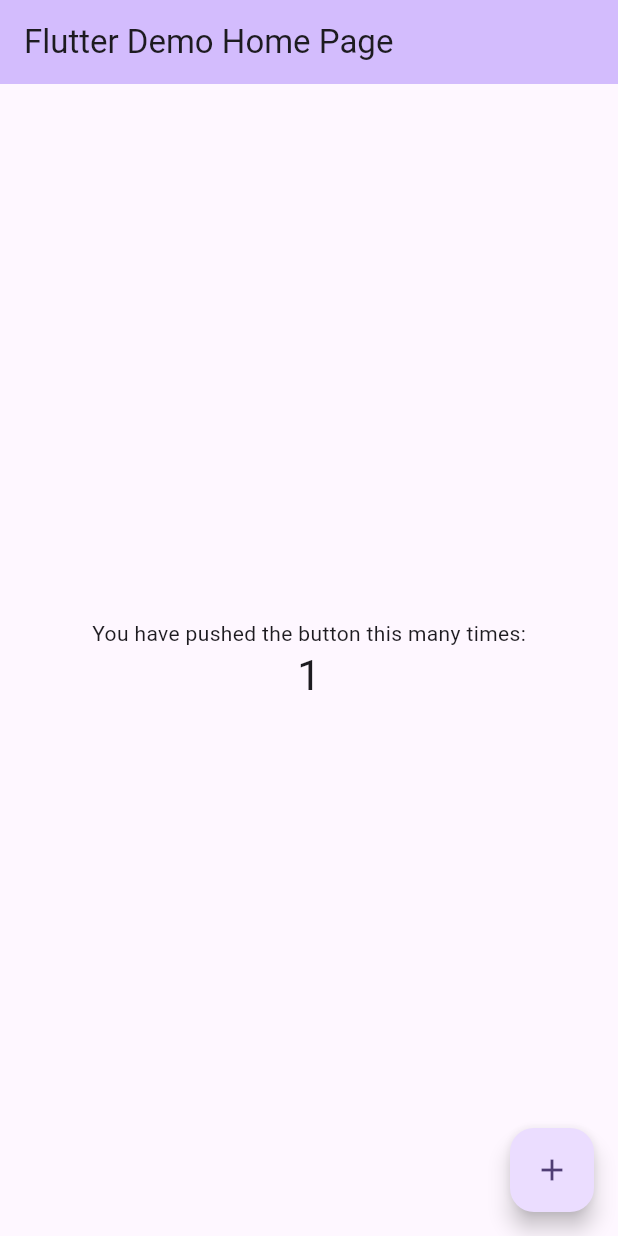
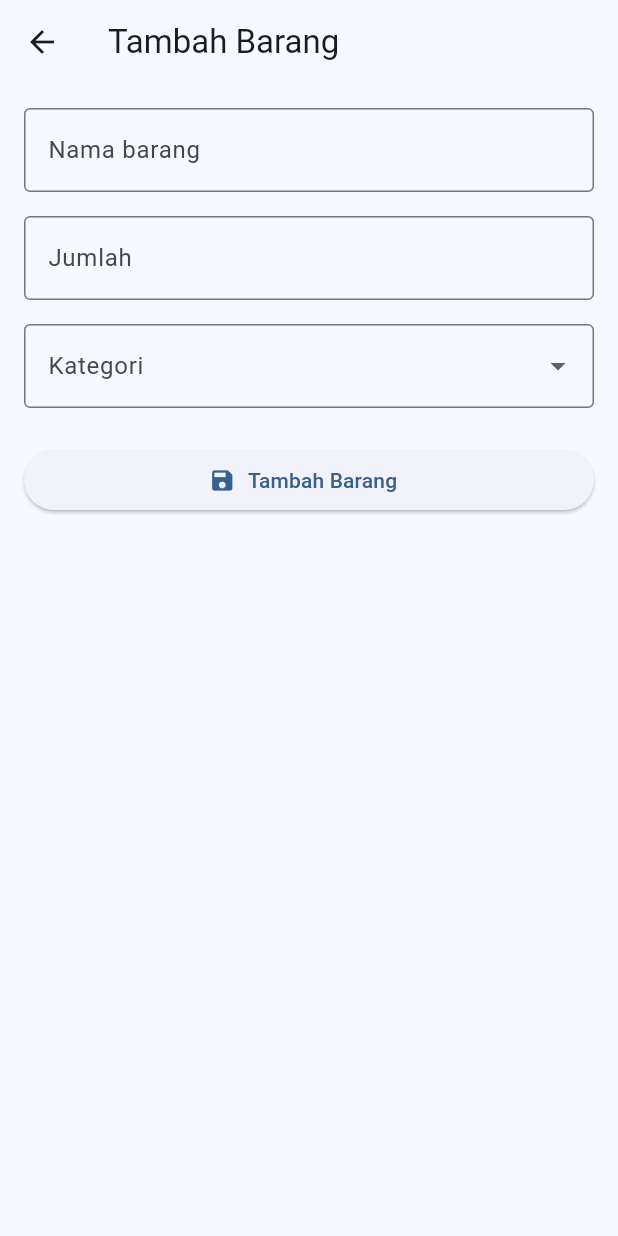
Before and after one commit to illhammf/pemrograman-mobile, a Flutter app: the screen it shows after launch, after a tap on the "add" icon, on a phone screen of 412 x 824 dp. Run offline on Flutter 3.47's test engine with Material 3 defaults, Android fonts, the light colour scheme and no system bars.

Commit message:
add main dart tugas pert 3

```diff
--- a/pertemuan-3/tugas/daftar_belanja/lib/main.dart
+++ b/pertemuan-3/tugas/daftar_belanja/lib/main.dart
@@ -1,122 +1,307 @@
 import 'package:flutter/material.dart';
+import 'package:provider/provider.dart';
+
+class BarangBelanja {
+  final String nama;
+  final int jumlah;
+  final String kategori;
+  bool sudahDibeli;
+
+  BarangBelanja({
+    required this.nama,
+    required this.jumlah,
+    required this.kategori,
+    this.sudahDibeli = false,
+  });
+}
+
+class BelanjaModel extends ChangeNotifier {
+  final List<BarangBelanja> _items = [];
+
+  List<BarangBelanja> get items {
+    return List.unmodifiable(_items);
+  }
+
+  int get jumlahBelumDibeli {
+    return _items.where((barang) => !barang.sudahDibeli).length;
+  }
+
+  void tambah({
+    required String nama,
+    required int jumlah,
+    required String kategori,
+  }) {
+    _items.add(
+      BarangBelanja(
+        nama: nama,
+        jumlah: jumlah,
+        kategori: kategori,
+      ),
+    );
+
+    notifyListeners();
+  }
+
+  void toggle(int index) {
+    _items[index].sudahDibeli = !_items[index].sudahDibeli;
+    notifyListeners();
+  }
+
+  void hapus(int index) {
+    _items.removeAt(index);
+    notifyListeners();
+  }
+}
 
 void main() {
-  runApp(const MyApp());
+  runApp(
+    ChangeNotifierProvider(
+      create: (_) => BelanjaModel(),
+      child: const MyApp(),
+    ),
+  );
 }
 
 class MyApp extends StatelessWidget {
   const MyApp({super.key});
 
-  // This widget is the root of your application.
   @override
   Widget build(BuildContext context) {
     return MaterialApp(
-      title: 'Flutter Demo',
+      title: 'Daftar Belanja',
       theme: ThemeData(
-        // This is the theme of your application.
-        //
-        // TRY THIS: Try running your application with "flutter run". You'll see
-        // the application has a purple toolbar. Then, without quitting the app,
-        // try changing the seedColor in the colorScheme below to Colors.green
-        // and then invoke "hot reload" (save your changes or press the "hot
-        // reload" button in a Flutter-supported IDE, or press "r" if you used
-        // the command line to start the app).
-        //
-        // Notice that the counter didn't reset back to zero; the application
-        // state is not lost during the reload. To reset the state, use hot
-        // restart instead.
-        //
-        // This works for code too, not just values: Most code changes can be
-        // tested with just a hot reload.
-        colorScheme: .fromSeed(seedColor: Colors.deepPurple),
+        colorSchemeSeed: Colors.blue,
+        useMaterial3: true,
       ),
-      home: const MyHomePage(title: 'Flutter Demo Home Page'),
+      home: const DaftarBelanjaPage(),
     );
   }
 }
 
-class MyHomePage extends StatefulWidget {
-  const MyHomePage({super.key, required this.title});
-
-  // This widget is the home page of your application. It is stateful, meaning
-  // that it has a State object (defined below) that contains fields that affect
-  // how it looks.
-
-  // This class is the configuration for the state. It holds the values (in this
-  // case the title) provided by the parent (in this case the App widget) and
-  // used by the build method of the State. Fields in a Widget subclass are
-  // always marked "final".
-
-  final String title;
-
-  @override
-  State<MyHomePage> createState() => _MyHomePageState();
-}
-
-class _MyHomePageState extends State<MyHomePage> {
-  int _counter = 0;
-
-  void _incrementCounter() {
-    setState(() {
-      // This call to setState tells the Flutter framework that something has
-      // changed in this State, which causes it to rerun the build method below
-      // so that the display can reflect the updated values. If we changed
-      // _counter without calling setState(), then the build method would not be
-      // called again, and so nothing would appear to happen.
-      _counter++;
-    });
-  }
+class DaftarBelanjaPage extends StatelessWidget {
+  const DaftarBelanjaPage({super.key});
 
   @override
   Widget build(BuildContext context) {
-    // This method is rerun every time setState is called, for instance as done
-    // by the _incrementCounter method above.
-    //
-    // The Flutter framework has been optimized to make rerunning build methods
-    // fast, so that you can just rebuild anything that needs updating rather
-    // than having to individually change instances of widgets.
+    final model = context.watch<BelanjaModel>();
+
     return Scaffold(
       appBar: AppBar(
-        // TRY THIS: Try changing the color here to a specific color (to
-        // Colors.amber, perhaps?) and trigger a hot reload to see the AppBar
-        // change color while the other colors stay the same.
-        backgroundColor: Theme.of(context).colorScheme.inversePrimary,
-        // Here we take the value from the MyHomePage object that was created by
-        // the App.build method, and use it to set our appbar title.
-        title: Text(widget.title),
-      ),
-      body: Center(
-        // Center is a layout widget. It takes a single child and positions it
-        // in the middle of the parent.
-        child: Column(
-          // Column is also a layout widget. It takes a list of children and
-          // arranges them vertically. By default, it sizes itself to fit its
-          // children horizontally, and tries to be as tall as its parent.
-          //
-          // Column has various properties to control how it sizes itself and
-          // how it positions its children. Here we use mainAxisAlignment to
-          // center the children vertically; the main axis here is the vertical
-          // axis because Columns are vertical (the cross axis would be
-          // horizontal).
-          //
-          // TRY THIS: Invoke "debug painting" (choose the "Toggle Debug Paint"
-          // action in the IDE, or press "p" in the console), to see the
-          // wireframe for each widget.
-          mainAxisAlignment: .center,
-          children: [
-            const Text('You have pushed the button this many times:'),
-            Text(
-              '$_counter',
-              style: Theme.of(context).textTheme.headlineMedium,
-            ),
-          ],
+        title: Text(
+          'Daftar Belanja (${model.jumlahBelumDibeli})',
         ),
       ),
+      body: model.items.isEmpty
+          ? const Center(
+              child: Text(
+                'Belum ada barang',
+                style: TextStyle(
+                  fontSize: 20,
+                ),
+              ),
+            )
+          : ListView.builder(
+              padding: const EdgeInsets.symmetric(vertical: 8),
+              itemCount: model.items.length,
+              itemBuilder: (context, index) {
+                final barang = model.items[index];
+
+                return Card(
+                  margin: const EdgeInsets.symmetric(
+                    horizontal: 12,
+                    vertical: 6,
+                  ),
+                  child: ListTile(
+                    leading: Checkbox(
+                      value: barang.sudahDibeli,
+                      onChanged: (_) {
+                        context.read<BelanjaModel>().toggle(index);
+                      },
+                    ),
+                    title: Text(
+                      barang.nama,
+                      style: TextStyle(
+                        fontWeight: FontWeight.bold,
+                        decoration: barang.sudahDibeli
+                            ? TextDecoration.lineThrough
+                            : null,
+                      ),
+                    ),
+                    subtitle: Text(
+                      'Jumlah: ${barang.jumlah} • Kategori: ${barang.kategori}',
+                    ),
+                    trailing: IconButton(
+                      icon: const Icon(Icons.delete),
+                      onPressed: () {
+                        context.read<BelanjaModel>().hapus(index);
+                      },
+                    ),
+                  ),
+                );
+              },
+            ),
       floatingActionButton: FloatingActionButton(
-        onPressed: _incrementCounter,
-        tooltip: 'Increment',
+        onPressed: () {
+          Navigator.push(
+            context,
+            MaterialPageRoute(
+              builder: (_) => const FormBelanjaPage(),
+            ),
+          );
+        },
         child: const Icon(Icons.add),
       ),
     );
   }
 }
+
+class FormBelanjaPage extends StatefulWidget {
+  const FormBelanjaPage({super.key});
+
+  @override
+  State<FormBelanjaPage> createState() => _FormBelanjaPageState();
+}
+
+class _FormBelanjaPageState extends State<FormBelanjaPage> {
+  final GlobalKey<FormState> _formKey = GlobalKey<FormState>();
+
+  final TextEditingController _namaController =
+      TextEditingController();
+
+  final TextEditingController _jumlahController =
+      TextEditingController();
+
+  String? _kategori;
+
+  final List<String> _daftarKategori = [
+    'Makanan',
+    'Minuman',
+    'Kebutuhan Rumah',
+    'Alat Tulis',
+    'Lainnya',
+  ];
+
+  @override
+  void dispose() {
+    _namaController.dispose();
+    _jumlahController.dispose();
+    super.dispose();
+  }
+
+  void _simpan() {
+    if (!_formKey.currentState!.validate()) {
+      return;
+    }
+
+    final nama = _namaController.text.trim();
+    final jumlah = int.parse(
+      _jumlahController.text.trim(),
+    );
+    final kategori = _kategori!;
+
+    context.read<BelanjaModel>().tambah(
+          nama: nama,
+          jumlah: jumlah,
+          kategori: kategori,
+        );
+
+    Navigator.pop(context);
+  }
+
+  @override
+  Widget build(BuildContext context) {
+    return Scaffold(
+      appBar: AppBar(
+        title: const Text('Tambah Barang'),
+      ),
+      body: Form(
+        key: _formKey,
+        child: ListView(
+          padding: const EdgeInsets.all(16),
+          children: [
+            TextFormField(
+              controller: _namaController,
+              decoration: const InputDecoration(
+                labelText: 'Nama barang',
+                hintText: 'Contoh: Beras',
+                border: OutlineInputBorder(),
+              ),
+              validator: (value) {
+                final nama = value?.trim() ?? '';
+
+                if (nama.isEmpty) {
+                  return 'Nama barang wajib diisi';
+                }
+
+                return null;
+              },
+            ),
+            const SizedBox(height: 16),
+            TextFormField(
+              controller: _jumlahController,
+              keyboardType: TextInputType.number,
+              decoration: const InputDecoration(
+                labelText: 'Jumlah',
+                hintText: 'Contoh: 2',
+                border: OutlineInputBorder(),
+              ),
+              validator: (value) {
+                final jumlah = value?.trim() ?? '';
+
+                if (jumlah.isEmpty) {
+                  return 'Jumlah wajib diisi';
+                }
+
+                final angka = int.tryParse(jumlah);
+
+                if (angka == null) {
+                  return 'Jumlah harus berupa angka';
+                }
+
+                if (angka <= 0) {
+                  return 'Jumlah harus lebih dari 0';
+                }
+
+                return null;
+              },
+            ),
+            const SizedBox(height: 16),
+            DropdownButtonFormField<String>(
+              value: _kategori,
+              decoration: const InputDecoration(
+                labelText: 'Kategori',
+                border: OutlineInputBorder(),
+              ),
+              items: _daftarKategori.map(
+                (kategori) {
+                  return DropdownMenuItem(
+                    value: kategori,
+                    child: Text(kategori),
+                  );
+                },
+              ).toList(),
+              onChanged: (value) {
+                setState(() {
+                  _kategori = value;
+                });
+              },
+              validator: (value) {
+                if (value == null || value.isEmpty) {
+                  return 'Pilih kategori';
+                }
+
+                return null;
+              },
+            ),
+            const SizedBox(height: 24),
+            ElevatedButton.icon(
+              onPressed: _simpan,
+              icon: const Icon(Icons.save),
+              label: const Text('Tambah Barang'),
+            ),
+          ],
+        ),
+      ),
+    );
+  }
+}
```
